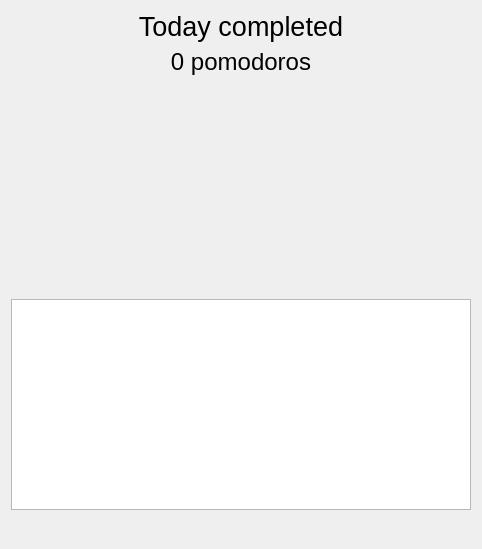
kee-reel/PLAG, file Plugins/PomodoroView/pomodoroview.ui: the form before one commit.
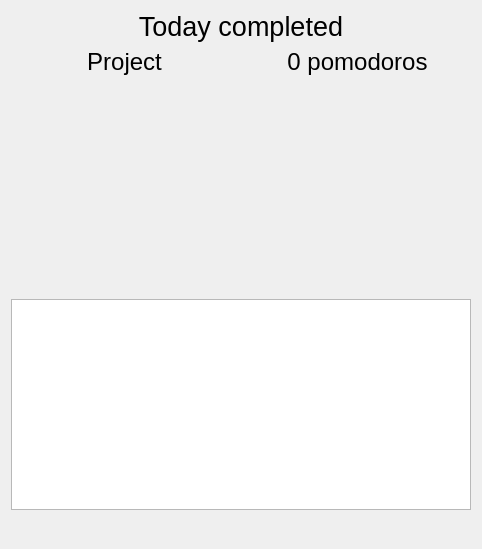
The form after the commit. Icons and pictures are not drawn. Custom widgets are drawn as their Qt base class.

```diff
--- a/Plugins/PomodoroView/pomodoroview.ui
+++ b/Plugins/PomodoroView/pomodoroview.ui
@@ -37,6 +37,35 @@
     </widget>
    </item>
    <item>
+    <layout class="QHBoxLayout" name="horizontalLayout">
+     <item>
+      <widget class="QLabel" name="labelProject">
+       <property name="sizePolicy">
+        <sizepolicy hsizetype="Preferred" vsizetype="Fixed">
+         <horstretch>0</horstretch>
+         <verstretch>0</verstretch>
+        </sizepolicy>
+       </property>
+       <property name="font">
+        <font>
+         <family>Khmer UI</family>
+         <pointsize>18</pointsize>
+         <weight>50</weight>
+         <italic>false</italic>
+         <bold>false</bold>
+         <underline>false</underline>
+         <strikeout>false</strikeout>
+        </font>
+       </property>
+       <property name="text">
+        <string>Project</string>
+       </property>
+       <property name="alignment">
+        <set>Qt::AlignCenter</set>
+       </property>
+      </widget>
+     </item>
+     <item>
     <widget class="QLabel" name="pomodoroCountLabel">
      <property name="sizePolicy">
       <sizepolicy hsizetype="Preferred" vsizetype="Fixed">
@@ -63,6 +92,8 @@
      </property>
     </widget>
    </item>
+    </layout>
+   </item>
    <item>
     <widget class="PomodoroButton" name="pomodoroButton" native="true">
      <property name="sizePolicy">
@@ -86,7 +117,7 @@
    <item>
     <layout class="QHBoxLayout" name="horizontalLayout_2">
      <item>
-      <widget class="QPushButton" name="buttonProjects">
+      <widget class="QPushButton" name="buttonDelete">
        <property name="text">
         <string/>
        </property>
@@ -138,6 +169,26 @@
        </property>
       </spacer>
      </item>
+     <item>
+      <widget class="QPushButton" name="buttonProjects">
+       <property name="text">
+        <string/>
+       </property>
+       <property name="icon">
+        <iconset resource="res.qrc">
+         <normaloff>:/Res/ic_assignment_black_36dp.png</normaloff>:/Res/ic_assignment_black_36dp.png</iconset>
+       </property>
+       <property name="iconSize">
+        <size>
+         <width>48</width>
+         <height>48</height>
+        </size>
+       </property>
+       <property name="flat">
+        <bool>true</bool>
+       </property>
+      </widget>
+     </item>
      <item>
       <widget class="QPushButton" name="buttonExit">
        <property name="text">
```
Left out of the diff: 25 changed lines with no effect on the pictures. Lines whose indentation alone changed are shown as unchanged.
